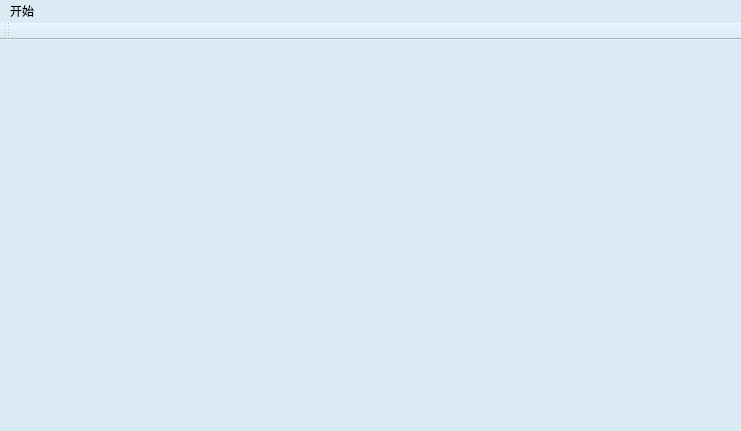
Old version of the form mainwindow.ui in the repository sunjunbo/chess.
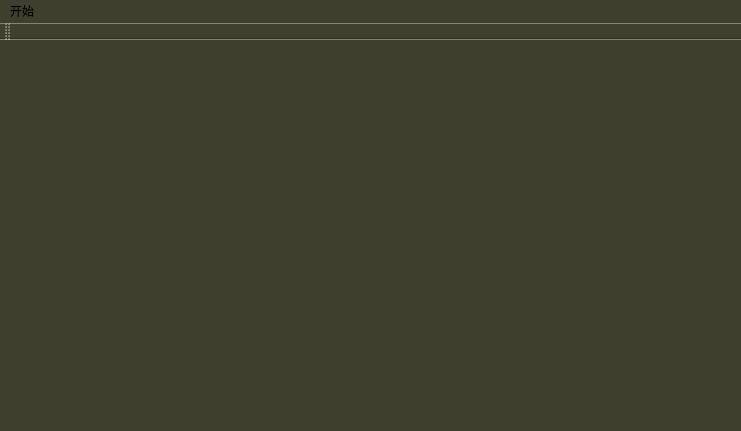
New version of the form.

What changed in the file:
```diff
--- a/mainwindow.ui
+++ b/mainwindow.ui
@@ -14,7 +14,7 @@
    <string>MainWindow</string>
   </property>
   <property name="styleSheet">
-   <string notr="true">background-color:rgb(219, 235, 244)</string>
+   <string notr="true">background-color:rgb(62, 63, 44)</string>
   </property>
   <widget class="QWidget" name="centralWidget">
    <layout class="QGridLayout" name="gridLayout_3">
```
